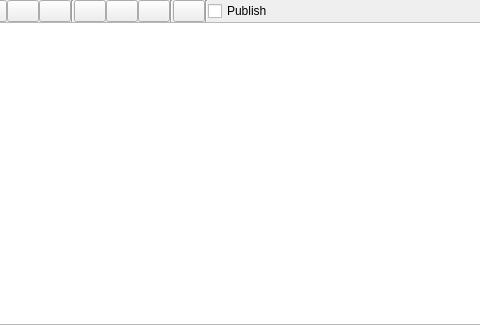
ros-visualization/rqt, file rqt_bag/src/rqt_bag/bag_widget.ui: the form before one commit; both pictures show x 156 to 636 and y 0 to 325 of the 943 by 325 pixel window.
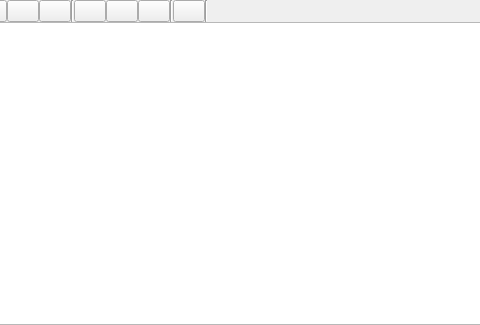
The form after the commit.

Patch:
```diff
--- a/rqt_bag/src/rqt_bag/bag_widget.ui
+++ b/rqt_bag/src/rqt_bag/bag_widget.ui
@@ -199,13 +199,6 @@
        </property>
       </widget>
      </item>
-     <item>
-      <widget class="QCheckBox" name="publish_checkbox">
-       <property name="text">
-        <string>Publish</string>
-       </property>
-      </widget>
-     </item>
      <item>
       <spacer name="horizontalSpacer">
        <property name="orientation">
```
